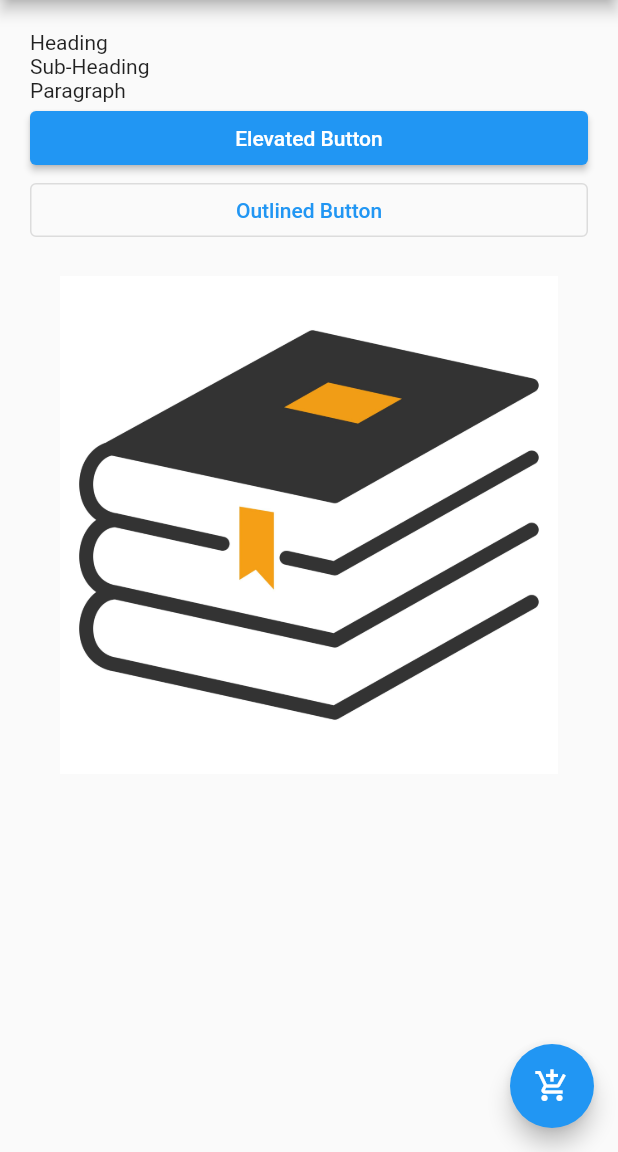
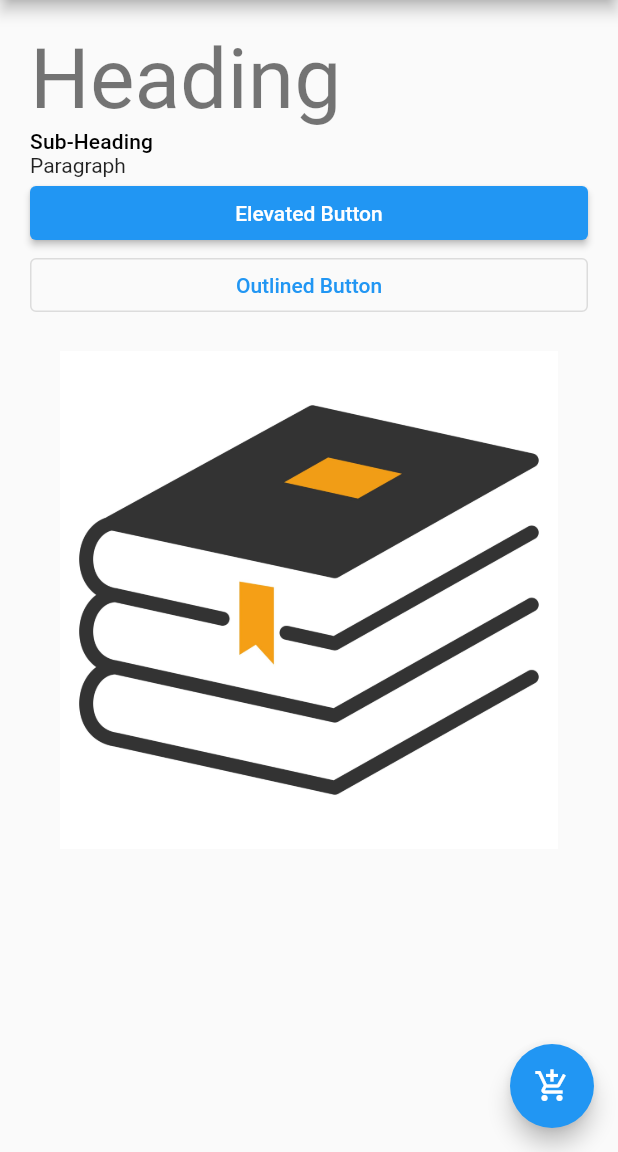
Before and after one commit to mohammedaminibrahim/appable, a Flutter app: the screen it shows after launch, on a phone screen of 412 x 824 dp, the part 84-1236 px from its top. Run offline on Flutter 3.47's test engine with Material 2 defaults, Android fonts, the phone set to English and light mode, and no system bars.

Commit message:
Theme Color to text added Successfully

```diff
--- a/lib/main.dart
+++ b/lib/main.dart
@@ -25,15 +25,16 @@ class AppHome extends StatelessWidget {
   @override
   Widget build(BuildContext context) {
     return Scaffold(
+      //backgroundColor: Theme.of(context).primaryColor,
       appBar: AppBar(title: const Text(".appable/"), leading: const Icon(Icons.ondemand_video),),
       floatingActionButton: FloatingActionButton(child: const Icon(Icons.add_shopping_cart), onPressed: (){}),
       body: Padding(
         padding: const EdgeInsets.all(20.0),
         child: ListView(
           children: [
-            const Text("Heading"),
-            const Text("Sub-Heading"),
-            const Text("Paragraph"),
+             Text("Heading", style: Theme.of(context).textTheme.headline2,),
+             Text("Sub-Heading", style: Theme.of(context).textTheme.subtitle2,),
+             Text("Paragraph", style: Theme.of(context).textTheme.bodyText2,),
             ElevatedButton(onPressed: () {}, child: const Text("Elevated Button")),
             OutlinedButton(onPressed: () {}, child: const Text("Outlined Button")),
             const Padding(padding: EdgeInsets.all(20.0),
```
